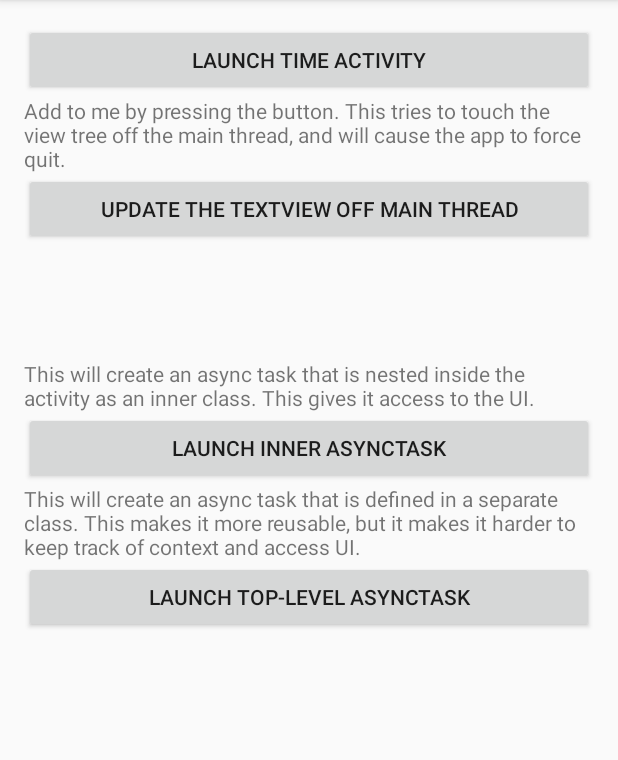
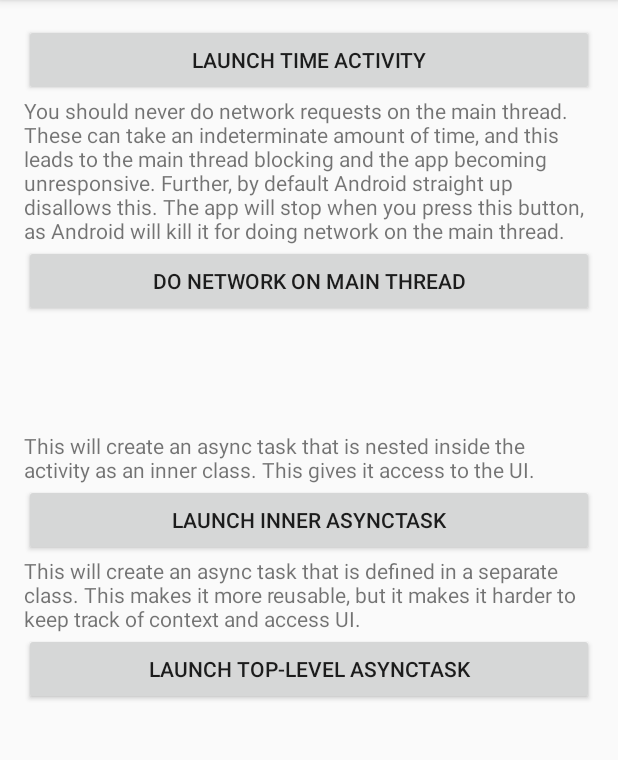
Before and after one commit to srsudar/cse390-android-playground, an Android app: the screen it shows after launch (MainActivity), on a phone screen of 412 x 824 dp, the part 84-844 px from its top. Run offline under Robolectric (Android 15) with nearby library versions, the phone set to English and light mode, and no system bars.

Commit message:
Add button to to illegal network on main thread

```diff
--- a/app/src/main/java/org/cse390/playground/MainActivity.java
+++ b/app/src/main/java/org/cse390/playground/MainActivity.java
@@ -14,29 +14,43 @@ import android.widget.Button;
 import android.widget.TextView;
 import android.widget.Toast;
 
+import java.io.BufferedInputStream;
+import java.io.IOException;
+import java.io.InputStream;
 import java.lang.Runnable;
+import java.net.HttpURLConnection;
+import java.net.MalformedURLException;
+import java.net.URL;
 import java.util.List;
 import java.util.concurrent.Executor;
 import java.util.concurrent.ThreadPoolExecutor;
+
+import javax.net.ssl.HttpsURLConnection;
 
 
 public class MainActivity extends AppCompatActivity implements
     LoaderManager.LoaderCallbacks<List<FooObject>> {
 
-  private static final int LOADER_ID_FOO_OBJECTS = 1;
+
+  private static final String TAG = MainActivity.class.getSimpleName();
+  private TextView message;
+  private Button networkMainThread;
+  private Button launchTime;
+  private Button launchInnerTask;
+  private Button launchTopLevelTask;
+  protected ContentLoadingProgressBar loading;
 
   @Override
   protected void onCreate(Bundle savedInstanceState) {
     super.onCreate(savedInstanceState);
     setContentView(R.layout.activity_main);
-    getLoaderManager().initLoader(LOADER_ID_FOO_OBJECTS, null, this);
 
     Log.d(TAG, "onCreate");
 
     this.message = (TextView) findViewById(
         R.id.message);
-    this.addToMessage = (Button) findViewById(
-        R.id.add_to_message);
+    this.networkMainThread = (Button) findViewById(
+        R.id.do_network_main_thread);
     this.launchTime = (Button) findViewById(R.id.launch_time_activity);
     this.launchInnerTask = (Button) findViewById(R.id.launch_inner_asynctask);
     this.launchTopLevelTask = (Button) findViewById(
@@ -46,24 +60,22 @@ public class MainActivity extends AppCompatActivity implements
     initListeners();
   }
 
-  private static final String TAG = MainActivity.class.getSimpleName();
-  private TextView message;
-  private Button addToMessage;
-  private Button launchTime;
-  private Button launchInnerTask;
-  private Button launchTopLevelTask;
-  protected ContentLoadingProgressBar loading;
-
   protected void initListeners() {
-    addToMessage.setOnClickListener(new View.OnClickListener() {
+    networkMainThread.setOnClickListener(new View.OnClickListener() {
       @Override
       public void onClick(View view) {
-        new Thread(new Runnable() {
-          @Override
-          public void run() {
-            message.append("\n new message \n");
-          }
-        }).start();
+        try {
+          URL url = new URL("https://api.github.com/users/srsudar");
+          HttpsURLConnection urlConnection = (HttpsURLConnection) url
+              .openConnection();
+          InputStream in = new BufferedInputStream(urlConnection
+              .getInputStream());
+          in.read();
+        } catch (MalformedURLException e) {
+          Log.e(TAG, "malformed url", e);
+        } catch (IOException e) {
+          e.printStackTrace();
+        }
       }
     });
 
--- a/app/src/main/res/layout/activity_main.xml
+++ b/app/src/main/res/layout/activity_main.xml
@@ -27,13 +27,13 @@
         android:layout_width="wrap_content"
         android:layout_height="wrap_content"
         android:id="@+id/message"
-        android:text="@string/add_to_me"/>
+        android:text="@string/msg_network_on_main_thread"/>
 
     <Button
         android:layout_width="match_parent"
         android:layout_height="wrap_content"
-        android:id="@+id/add_to_message"
-        android:text="@string/update_on_bad_thread"/>
+        android:id="@+id/do_network_main_thread"
+        android:text="@string/do_network_on_main_thread"/>
 
     <android.support.v4.widget.ContentLoadingProgressBar
         android:id="@+id/loading"
--- a/app/src/main/res/values/strings.xml
+++ b/app/src/main/res/values/strings.xml
@@ -22,4 +22,11 @@
 
   <string name="launch_inner_asynctask">Launch Inner AsyncTask</string>
   <string name="launch_standalone_asynctask">Launch Top-Level AsyncTask</string>
+
+  <string name="do_network_on_main_thread">Do Network on Main Thread</string>
+  <string name="msg_network_on_main_thread">You should never do network requests
+  on the main thread. These can take an indeterminate amount of time, and this
+  leads to the main thread blocking and the app becoming unresponsive. Further,
+  by default Android straight up disallows this. The app will stop when you press
+  this button, as Android will kill it for doing network on the main thread.</string>
 </resources>
```
